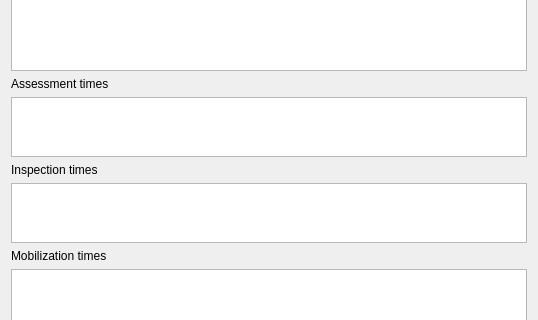
First picture: the form in svir/ui/ui_recovery_settings.ui, repository gem/oq-irmt-qgis, before the edit; both pictures show x 0 to 538 and y 174 to 494 of the 538 by 800 pixel window.
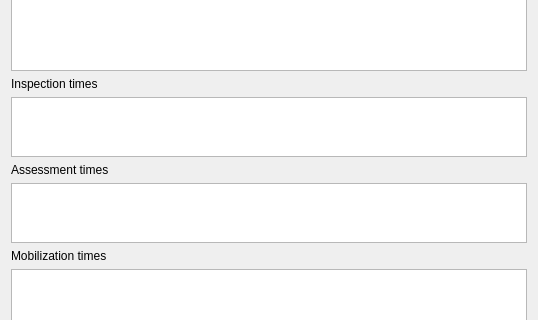
Second picture: the form after the edit.

Commit message: Move inspection times before assessment times in recovery settings

```diff
--- a/svir/ui/ui_recovery_settings.ui
+++ b/svir/ui/ui_recovery_settings.ui
@@ -87,41 +87,6 @@
      </property>
     </widget>
    </item>
-   <item>
-    <widget class="QLabel" name="label_9">
-     <property name="toolTip">
-      <string>Time to conduct engineering assessment (days), being in a particular recovery-based limit state</string>
-     </property>
-     <property name="text">
-      <string>Assessment times</string>
-     </property>
-    </widget>
-   </item>
-   <item>
-    <widget class="QTableWidget" name="assessment_times_tbl">
-     <property name="sizePolicy">
-      <sizepolicy hsizetype="Expanding" vsizetype="MinimumExpanding">
-       <horstretch>0</horstretch>
-       <verstretch>0</verstretch>
-      </sizepolicy>
-     </property>
-     <property name="minimumSize">
-      <size>
-       <width>0</width>
-       <height>50</height>
-      </size>
-     </property>
-     <property name="maximumSize">
-      <size>
-       <width>16777215</width>
-       <height>16777215</height>
-      </size>
-     </property>
-     <property name="toolTip">
-      <string>Time to conduct engineering assessment (days), being in a particular recovery-based limit state</string>
-     </property>
-    </widget>
-   </item>
    <item>
     <widget class="QLabel" name="label_8">
      <property name="toolTip">
@@ -157,6 +122,41 @@
      </property>
     </widget>
    </item>
+   <item>
+    <widget class="QLabel" name="label_9">
+     <property name="toolTip">
+      <string>Time to conduct engineering assessment (days), being in a particular recovery-based limit state</string>
+     </property>
+     <property name="text">
+      <string>Assessment times</string>
+     </property>
+    </widget>
+   </item>
+   <item>
+    <widget class="QTableWidget" name="assessment_times_tbl">
+     <property name="sizePolicy">
+      <sizepolicy hsizetype="Expanding" vsizetype="MinimumExpanding">
+       <horstretch>0</horstretch>
+       <verstretch>0</verstretch>
+      </sizepolicy>
+     </property>
+     <property name="minimumSize">
+      <size>
+       <width>0</width>
+       <height>50</height>
+      </size>
+     </property>
+     <property name="maximumSize">
+      <size>
+       <width>16777215</width>
+       <height>16777215</height>
+      </size>
+     </property>
+     <property name="toolTip">
+      <string>Time to conduct engineering assessment (days), being in a particular recovery-based limit state</string>
+     </property>
+    </widget>
+   </item>
    <item>
     <widget class="QLabel" name="label_6">
      <property name="toolTip">
```
